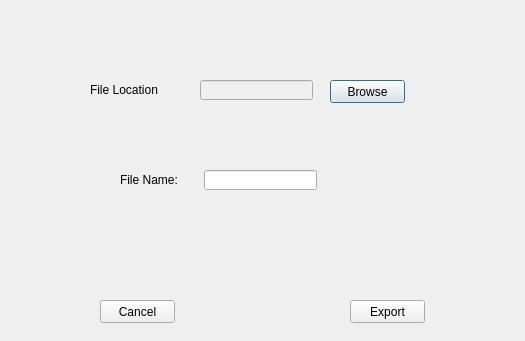
The window that export_to_csv_window.ui (TrinhLab/CASPERapp) describes before a commit, drawn with Qt 5.
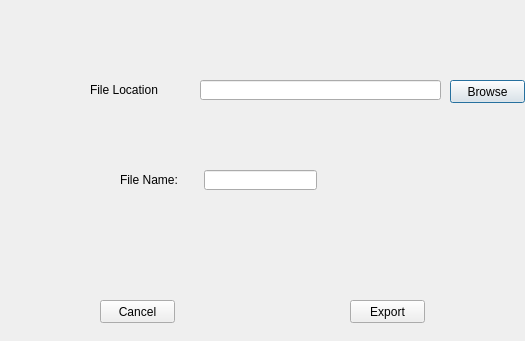
The same window after the commit.

Commit message: fixed cotargeting bug, and also got it to work with the directions. Removed duplicated select all button

```diff
--- a/export_to_csv_window.ui
+++ b/export_to_csv_window.ui
@@ -41,13 +41,13 @@
   </widget>
   <widget class="QLineEdit" name="fileLocation_line_edit">
    <property name="enabled">
-    <bool>false</bool>
+    <bool>true</bool>
    </property>
    <property name="geometry">
     <rect>
      <x>200</x>
      <y>80</y>
-     <width>113</width>
+     <width>241</width>
      <height>20</height>
     </rect>
    </property>
@@ -68,7 +68,7 @@
   <widget class="QPushButton" name="browse_button">
    <property name="geometry">
     <rect>
-     <x>330</x>
+     <x>450</x>
      <y>80</y>
      <width>75</width>
      <height>23</height>
```
The commit also changes 2 other files.
